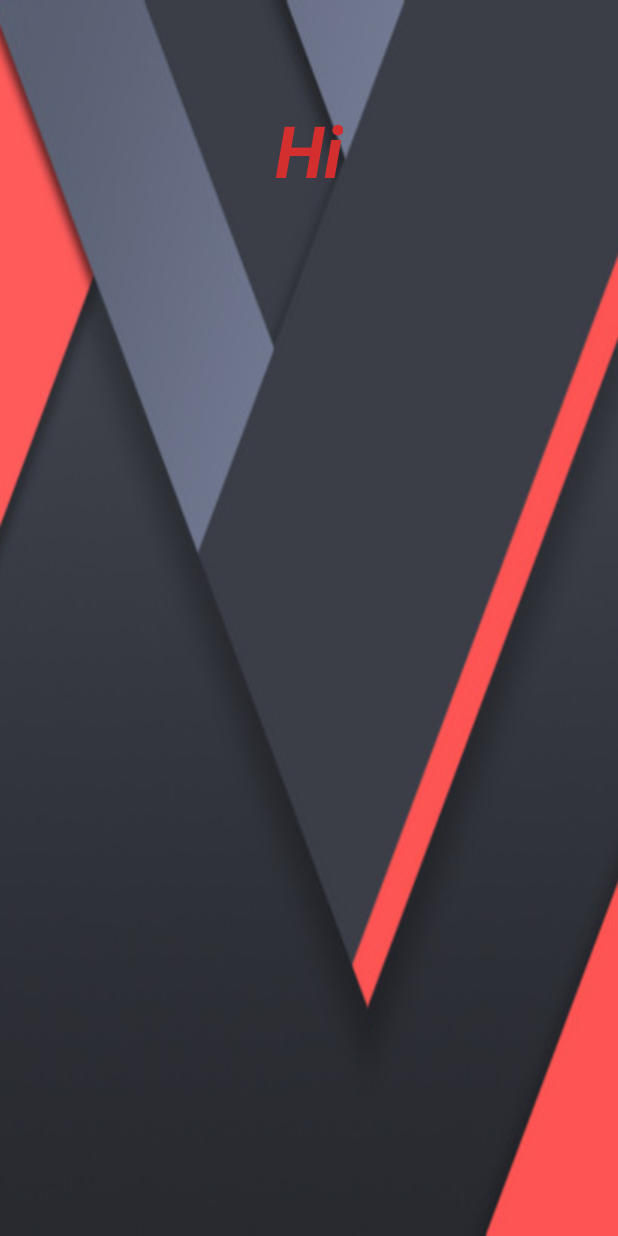
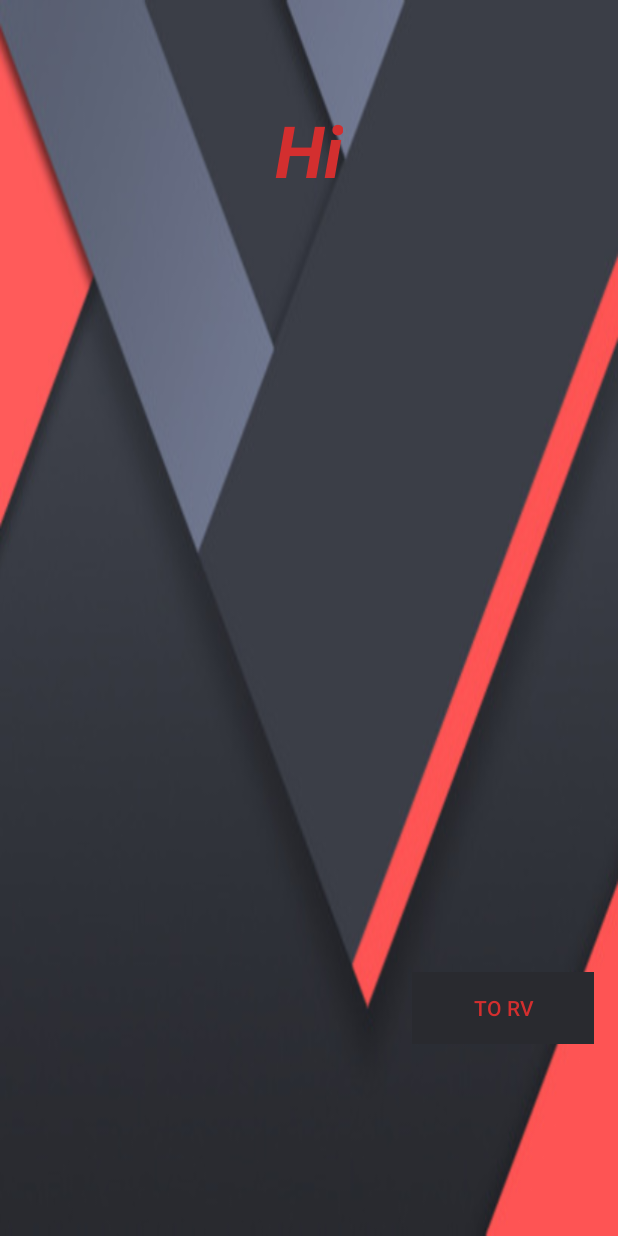
Before and after one commit to anshay2901/KotlinPracticeAnimationRecyclerViewsNavDrawerToolBar, an Android app: the first screen one second after launch (MainActivity), on a phone screen of 412 x 824 dp. Run offline under Robolectric (Android 15) with nearby library versions, the light colour scheme and no system bars.

Commit message:
Image Sliding using View Pager .. revised

```diff
--- a/app/src/main/java/com/example/kotlinpracticeanimationrecyclerviewsnavdrawertoolbar/MainActivity.kt
+++ b/app/src/main/java/com/example/kotlinpracticeanimationrecyclerviewsnavdrawertoolbar/MainActivity.kt
@@ -48,17 +48,11 @@ class MainActivity : AppCompatActivity() {
 
         Handler().postDelayed({     //show
             showHide(images)
-        }, 4000)
+        }, 5000)
 
         Handler().postDelayed({     //show
             showHide(swipe_to_see)
-        }, 4500)
-
-        Handler().postDelayed({     //show
-            showHide(rv_button)
-        }, 4500)
-
-
+        }, 5000)
 
 
 
--- a/app/src/main/res/layout/activity_main.xml
+++ b/app/src/main/res/layout/activity_main.xml
@@ -28,18 +28,18 @@
             android:layout_height="wrap_content"
             android:id="@+id/hv_a_look"
             app:layout_constraintStart_toStartOf="parent"
-            app:layout_constraintEnd_toEndOf="parent" android:textSize="20sp"
+            app:layout_constraintEnd_toEndOf="parent" android:textSize="34sp"
             app:layout_constraintTop_toTopOf="parent" android:layout_marginTop="276dp"
             app:layout_constraintHorizontal_bias="0.496" android:textColor="#D32F2F" android:visibility="invisible"/>
     <android.support.v4.view.ViewPager
-            android:layout_width="0dp"
-            android:layout_height="0dp" tools:srcCompat="@tools:sample/backgrounds/scenic"
+            android:layout_width="304dp"
+            android:layout_height="249dp" tools:srcCompat="@tools:sample/backgrounds/scenic"
             android:id="@+id/images"
-            android:layout_marginTop="360dp"
+            android:layout_marginTop="100dp"
             app:layout_constraintEnd_toEndOf="parent" app:layout_constraintBottom_toTopOf="@+id/rv_button"
             app:layout_constraintTop_toTopOf="parent" app:layout_constraintStart_toStartOf="parent"
             android:layout_marginStart="54dp" android:layout_marginEnd="54dp"
-            app:layout_constraintHorizontal_bias="0.0" android:layout_marginBottom="75dp"
+            app:layout_constraintHorizontal_bias="1.0" android:layout_marginBottom="75dp"
             android:visibility="invisible"/>
     <TextView
             android:text="Swipe the image to see more"
@@ -60,5 +60,5 @@
             android:layout_marginEnd="16dp" android:layout_marginBottom="16dp"
             app:layout_constraintEnd_toEndOf="parent" android:width="64dp"
             android:background="#292A2F" android:textColor="#D32F2F"
-            style="@android:style/Widget.Material.Button.Borderless.Colored" android:visibility="invisible"/>
+            style="@android:style/Widget.Material.Button.Borderless.Colored" android:visibility="visible"/>
 </android.support.constraint.ConstraintLayout>
```
